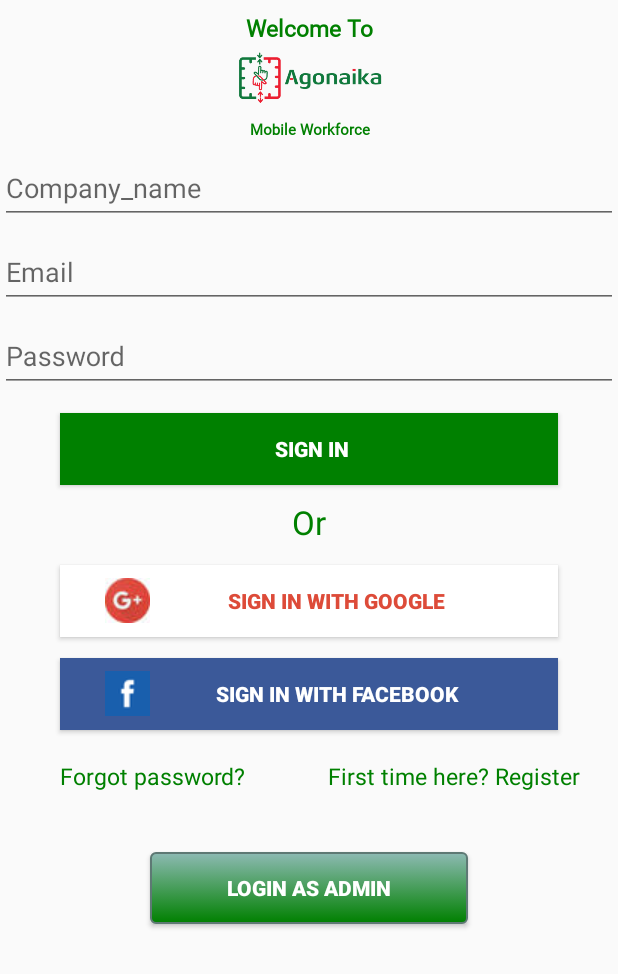
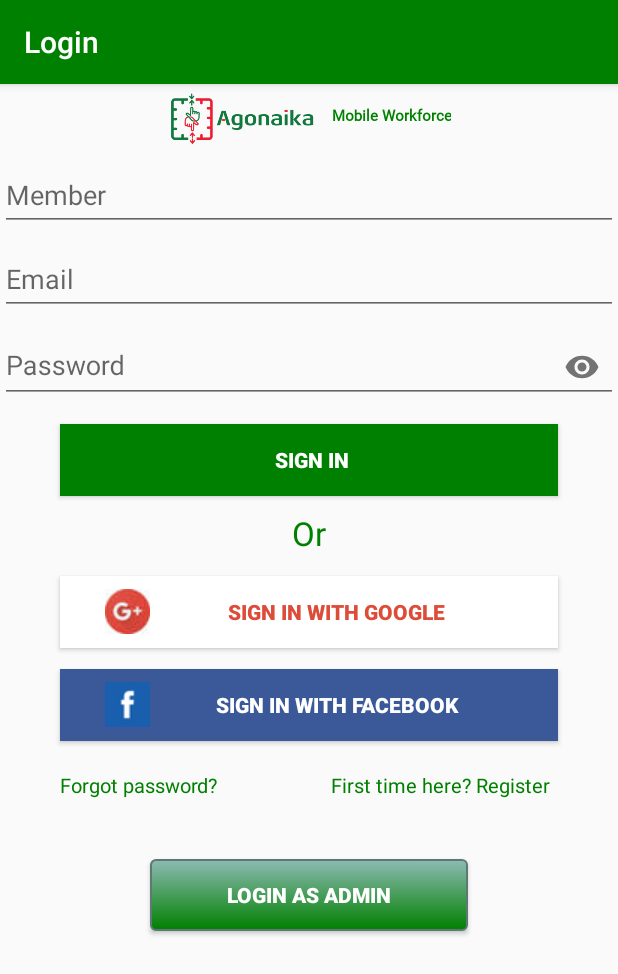
Before and after one commit to nwudoebuka/trans, an Android app: the Home screen opened directly, with no data from a screen before it, on a phone screen of 412 x 824 dp. Shown: the top 974 px of the screen. Run offline under Robolectric (Android 15) with nearby library versions, the phone set to English and light mode, and no system bars.

Commit message:
made latest changes

```diff
--- a/app/build.gradle
+++ b/app/build.gradle
@@ -42,6 +42,7 @@
     implementation 'com.squareup.retrofit2:converter-gson:2.1.0'
     implementation 'net.zetetic:android-database-sqlcipher:4.0.1@aar'
     implementation 'com.android.support:multidex:1.0.3'
+
     //implementation('com.crashlytics.sdk.android:crashlytics:2.5.5@aar') {
         //transitive = true}
 }
--- a/app/src/main/AndroidManifest.xml
+++ b/app/src/main/AndroidManifest.xml
@@ -61,7 +61,7 @@
         </activity>
         <activity
             android:name=".Home"
-            android:theme="@style/AppTheme.NoActionBar" />
+        />
         <activity android:name=".Loginemail" />
         <activity android:name=".Facercognition" />
         <activity
--- a/app/src/main/java/com/agonaika/agonaika/Clockin2.java
+++ b/app/src/main/java/com/agonaika/agonaika/Clockin2.java
@@ -60,8 +60,8 @@
                 return true;
             case R.id.settings:
                 break;
-            case R.id.logout:
-                break;
+//            case R.id.logout:
+//                break;
 
         }
         return true;
--- a/app/src/main/java/com/agonaika/agonaika/Home.java
+++ b/app/src/main/java/com/agonaika/agonaika/Home.java
@@ -17,6 +17,7 @@
         setContentView(R.layout.activity_home);
         login_email = findViewById(R.id.email_login);
         register = findViewById(R.id.register_label);
+        setTitle("Login");
 
         login_email.setOnClickListener(new View.OnClickListener() {
             @Override
--- a/app/src/main/java/com/agonaika/agonaika/Register2.java
+++ b/app/src/main/java/com/agonaika/agonaika/Register2.java
@@ -107,8 +107,8 @@
                 return true;
             case R.id.settings:
                 break;
-            case R.id.logout:
-                break;
+//            case R.id.logout:
+//                break;
 
         }
         return true;
--- a/app/src/main/java/com/agonaika/agonaika/Register3.java
+++ b/app/src/main/java/com/agonaika/agonaika/Register3.java
@@ -349,8 +349,8 @@
                 return true;
             case R.id.settings:
                 break;
-            case R.id.logout:
-                break;
+//            case R.id.logout:
+//                break;
 
         }
         return true;
--- a/app/src/main/java/com/agonaika/agonaika/Registration1.java
+++ b/app/src/main/java/com/agonaika/agonaika/Registration1.java
@@ -110,8 +110,8 @@
                 return true;
             case R.id.settings:
                 break;
-            case R.id.logout:
-                break;
+//            case R.id.logout:
+//                break;
 
         }
         return true;
--- a/app/src/main/res/anim/alpha.xml
+++ b/app/src/main/res/anim/alpha.xml
@@ -3,4 +3,4 @@
     xmlns:android="http://schemas.android.com/apk/res/android"
     android:fromAlpha="0.0"
     android:toAlpha="1.0"
-    android:duration="4000" />
+    android:duration="2000" />
--- a/app/src/main/res/anim/translate.xml
+++ b/app/src/main/res/anim/translate.xml
@@ -8,7 +8,7 @@
         android:toXDelta="0%"
         android:fromYDelta="200%"
         android:toYDelta="0%"
-        android:duration="3000"
+        android:duration="1000"
         android:zAdjustment="top" />
 
 </set>
--- a/app/src/main/res/layout/activity_home.xml
+++ b/app/src/main/res/layout/activity_home.xml
@@ -27,18 +27,22 @@
             <!--</android.support.v7.widget.ActionBarContextView>-->
 
 
-            <TextView
-                android:id="@+id/textView2"
-                android:layout_width="match_parent"
+            <!--<TextView-->
+                <!--android:id="@+id/textView2"-->
+                <!--android:layout_width="match_parent"-->
+                <!--android:layout_height="wrap_content"-->
+                <!--android:layout_marginTop="8dp"-->
+                <!--android:fontFamily="@font/roboto"-->
+                <!--android:gravity="center"-->
+                <!--android:text="Welcome To"-->
+                <!--android:textColor="@color/colorPrimary"-->
+                <!--android:textSize="15dp"-->
+              <!--android:textStyle="bold" />-->
+            <LinearLayout
+                android:layout_width="wrap_content"
                 android:layout_height="wrap_content"
-                android:layout_marginTop="8dp"
-                android:fontFamily="@font/roboto"
-                android:gravity="center"
-                android:text="Welcome To"
-                android:textColor="@color/colorPrimary"
-                android:textSize="15dp"
-                android:textStyle="bold" />
-
+                android:orientation="horizontal"
+                android:layout_gravity="center">
             <ImageView
                 android:id="@+id/imageView"
                 android:layout_width="100dp"
@@ -51,14 +55,15 @@
                 android:id="@+id/textView"
                 android:layout_width="match_parent"
                 android:layout_height="wrap_content"
-                android:layout_marginTop="8dp"
+                android:layout_gravity="center"
                 android:fontFamily="@font/roboto"
                 android:gravity="center"
                 android:text="Mobile Workforce"
+                android:layout_marginLeft="10dp"
                 android:textColor="@color/colorPrimary"
-                android:textSize="10dp"
+                android:textSize="10sp"
                 android:textStyle="bold" />
-
+            </LinearLayout>
             <android.support.design.widget.TextInputLayout
                 android:layout_width="match_parent"
                 android:layout_height="match_parent">
@@ -67,7 +72,7 @@
                     android:id="@+id/comp_name"
                     android:layout_width="match_parent"
                     android:layout_height="wrap_content"
-                    android:hint="Company_name"
+                    android:hint="Member"
                     android:imeOptions="actionNext"
                     android:singleLine="true" />
 
@@ -86,14 +91,16 @@
 
                     <android.support.design.widget.TextInputLayout
                         android:layout_width="match_parent"
-                        android:layout_height="match_parent">
+                        android:layout_height="match_parent"
+                       app:passwordToggleEnabled="true">
 
                         <android.support.design.widget.TextInputEditText
                             android:id="@+id/password"
                             android:layout_width="match_parent"
                             android:layout_height="wrap_content"
                             android:hint="Password"
-                            android:inputType="textPassword" />
+                            android:inputType="textPassword"
+                            />
                     </android.support.design.widget.TextInputLayout>
                 </android.support.design.widget.TextInputLayout>
 
@@ -189,7 +196,7 @@
                     android:layout_weight="1"
                     android:text="Forgot password?"
                     android:textColor="@color/colorPrimary"
-                    android:textSize="15dp" />
+                    android:textSize="13dp" />
 
                 <TextView
                     android:id="@+id/register_label"
@@ -201,7 +208,7 @@
                     android:layout_weight="1"
                     android:text="First time here? Register"
                     android:textColor="@color/colorPrimary"
-                    android:textSize="15dp" />
+                    android:textSize="13dp" />
 
             </LinearLayout>
 
--- a/app/src/main/res/menu/menu_general.xml
+++ b/app/src/main/res/menu/menu_general.xml
@@ -4,8 +4,8 @@
     <item
         android:id="@+id/settings"
         android:title="Settings"/>
-    <item
-        android:id="@+id/logout"
-        android:title="Log out"/>
+    <!--<item-->
+        <!--android:id="@+id/logout"-->
+        <!--android:title="Log out"/>-->
 
 </menu>
--- a/app/src/main/res/values/colors.xml
+++ b/app/src/main/res/values/colors.xml
@@ -2,6 +2,6 @@
 <resources>
     <color name="colorPrimary">#008000</color>
     <color name="colorSecondary">#FFFFFF</color>
-    <color name="colorPrimaryDark">#008000</color>
+    <color name="colorPrimaryDark">#0ead03</color>
     <color name="colorAccent">#008000</color>
 </resources>
```
Also changed, not shown: app/src/main/res/layout/activity_registration1.xml (+14 -14 lines).
